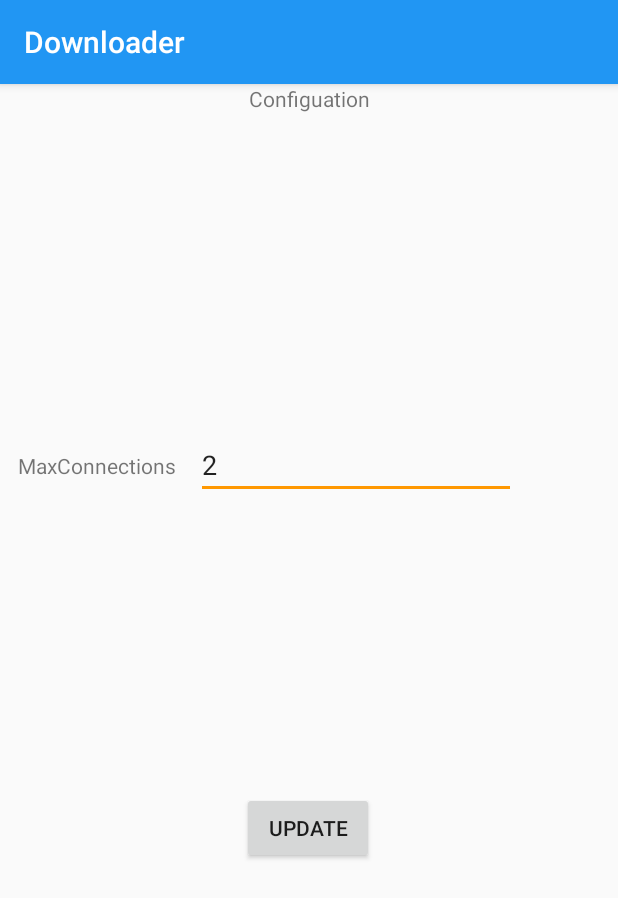
After one commit to shengxiaoyu/downloader, an Android app: the ConfigActivity screen opened directly, with no data from a screen before it, on a phone screen of 412 x 824 dp. The commit adds this screen. Shown: the top 898 px of the screen. Run offline under Robolectric (Android 15) with nearby library versions, the phone set to English and light mode, and no system bars.

Commit message:
最大连接数配置

```diff
--- /dev/null
+++ b/app/src/main/java/nju/software/downloader/page/config/ConfigActivity.java
@@ -0,0 +1,63 @@
+package nju.software.downloader.page.config;
+
+import androidx.appcompat.app.AppCompatActivity;
+
+import android.content.Intent;
+import android.os.Bundle;
+import android.text.TextUtils;
+import android.util.Log;
+import android.view.View;
+import android.widget.Button;
+import android.widget.EditText;
+import android.widget.Toast;
+
+import nju.software.downloader.R;
+import nju.software.downloader.util.Constant;
+
+public class ConfigActivity extends AppCompatActivity {
+    private EditText maxConnectionNumbersEt ;
+    private Button updateBt ;
+
+    public static final String EXTRA_REPLY =
+            "nju.software.config.REPLY";
+
+    private static String LOG_TAG = ConfigActivity.class.getSimpleName() ;
+    @Override
+    protected void onCreate(Bundle savedInstanceState) {
+        super.onCreate(savedInstanceState);
+        setContentView(R.layout.activity_config);
+        maxConnectionNumbersEt = findViewById(R.id.max_connections_number) ;
+        maxConnectionNumbersEt.setText(Constant.MAX_TASKS+"");
+        updateBt = findViewById(R.id.config_update_button) ;
+
+        updateBt.setOnClickListener(new View.OnClickListener() {
+            @Override
+            public void onClick(View view) {
+                Intent replyIntent = new Intent();
+                String input = maxConnectionNumbersEt.getText().toString();
+                if (TextUtils.isEmpty(input)) {
+                    setResult(RESULT_CANCELED, replyIntent);
+                    Toast.makeText(
+                            getApplicationContext(),
+                            R.string.empty_not_saved,
+                            Toast.LENGTH_LONG).show();
+                } else {
+                    int number = Integer.parseInt(input) ;
+                    if(number<1){
+                        Toast.makeText(
+                                getApplicationContext(),
+                                R.string.need_number,
+                                Toast.LENGTH_LONG).show();
+                    }else{
+                        replyIntent.putExtra(EXTRA_REPLY, number);
+                        setResult(RESULT_OK, replyIntent);
+                        Log.d(LOG_TAG,number+"") ;
+                        //这个activity结束，出栈
+                        finish();
+                    }
+
+                }
+            }
+        });
+    }
+}
--- a/app/src/main/java/nju/software/downloader/storage/repository/asyncTasks/DownloadTask.java
+++ b/app/src/main/java/nju/software/downloader/storage/repository/asyncTasks/DownloadTask.java
@@ -216,6 +216,7 @@ public class DownloadTask implements Runnable,Comparable<DownloadTask>{
             //下载完成进度条一定位100，也为了避免不知道下载总长度的情况
 //            taskInfo.setProgress(100);
             taskInfo.setFinished(true);
+            taskInfo.setSpeed("");
             taskListLiveData.updateValue(taskInfo);
 
             //更新数据库
--- a/app/src/main/java/nju/software/downloader/storage/repository/asyncTasks/GetAllAsync.java
+++ b/app/src/main/java/nju/software/downloader/storage/repository/asyncTasks/GetAllTask.java
@@ -11,10 +11,10 @@ import nju.software.downloader.model.TaskInfo;
 import nju.software.downloader.model.TaskListLiveData;
 import nju.software.downloader.storage.dao.TaskDao;
 
-public class GetAllAsync extends AsyncTask<Void,Void,List<TaskInfo> > {
+public class GetAllTask extends AsyncTask<Void,Void,List<TaskInfo> > {
     private TaskDao taskDao ;
     private TaskListLiveData taskListLiveData ;
-    public GetAllAsync(TaskDao taskDao, TaskListLiveData taskListLiveData){
+    public GetAllTask(TaskDao taskDao, TaskListLiveData taskListLiveData){
         this.taskDao = taskDao ;
         this.taskListLiveData = taskListLiveData ;
     }
--- a/app/src/main/java/nju/software/downloader/storage/room/TaskRoomDatabase.java
+++ b/app/src/main/java/nju/software/downloader/storage/room/TaskRoomDatabase.java
@@ -14,7 +14,7 @@ import nju.software.downloader.model.TaskInfo;
 import nju.software.downloader.storage.dao.TaskDao;
 
 //定义哪些entities属于此数据库
-@Database(entities = {TaskInfo.class},version = 3,exportSchema = false)
+@Database(entities = {TaskInfo.class},version = 4,exportSchema = false)
 public abstract class TaskRoomDatabase extends RoomDatabase {
 
     public abstract TaskDao taskDao() ;
--- a/app/src/main/java/nju/software/downloader/util/Constant.java
+++ b/app/src/main/java/nju/software/downloader/util/Constant.java
@@ -4,6 +4,8 @@ public class Constant {
 
     //增加下载任务 意图标识
     public static final int NEW_DOWNLADER_TASK_ACTIVITY_REQUEST_CODE = 1;
+
+    public static final int CONFIGUATION_INTENT_CODE = 2 ;
 
 //    public static String EXTERNAL_BASE_SAVE_PATH = "downloader" ;
 
@@ -12,7 +14,8 @@ public class Constant {
     public static final int PERMISSIONS_REQUEST_EXTERNAL_STORAGE = 1 ;
 
     //同时最大下载数
-    public static final int MAX_TASKS = 2 ;
+    public static volatile int MAX_TASKS = 2 ;
+    public static String MAX_TASKS_KEY = "number_of_max_tasks" ;
 
     public static final int TIMES_UPDATE_PROGRESS = 20 ;
 
--- /dev/null
+++ b/app/src/main/res/layout/activity_config.xml
@@ -0,0 +1,65 @@
+<?xml version="1.0" encoding="utf-8"?>
+<androidx.constraintlayout.widget.ConstraintLayout xmlns:android="http://schemas.android.com/apk/res/android"
+    xmlns:app="http://schemas.android.com/apk/res-auto"
+    xmlns:tools="http://schemas.android.com/tools"
+    android:layout_width="match_parent"
+    android:layout_height="match_parent"
+    tools:context=".page.config.ConfigActivity">
+
+    <TextView
+        android:id="@+id/configuation_title"
+        android:layout_width="wrap_content"
+        android:layout_height="0dp"
+        android:layout_marginStart="8dp"
+        android:layout_marginLeft="8dp"
+        android:layout_marginEnd="8dp"
+        android:layout_marginRight="8dp"
+        android:text="@string/configuation"
+        app:layout_constraintEnd_toEndOf="parent"
+        app:layout_constraintStart_toStartOf="parent"
+        app:layout_constraintTop_toTopOf="parent" />
+
+    <EditText
+        android:id="@+id/max_connections_number"
+        android:layout_width="wrap_content"
+        android:layout_height="wrap_content"
+        android:layout_marginEnd="68dp"
+        android:layout_marginRight="68dp"
+        android:layout_marginBottom="8dp"
+        android:ems="10"
+        android:inputType="numberSigned"
+        app:layout_constraintBottom_toTopOf="@+id/config_update_button"
+        app:layout_constraintEnd_toEndOf="parent"
+        app:layout_constraintTop_toBottomOf="@+id/configuation_title"
+        app:layout_constraintVertical_bias="0.531" />
+
+    <Button
+        android:id="@+id/config_update_button"
+        android:layout_width="wrap_content"
+        android:layout_height="wrap_content"
+        android:layout_marginStart="8dp"
+        android:layout_marginLeft="8dp"
+        android:layout_marginEnd="8dp"
+        android:layout_marginRight="8dp"
+        android:layout_marginBottom="248dp"
+        android:text="@string/update"
+        app:layout_constraintBottom_toBottomOf="parent"
+        app:layout_constraintEnd_toEndOf="parent"
+        app:layout_constraintHorizontal_bias="0.498"
+        app:layout_constraintStart_toStartOf="parent" />
+
+    <TextView
+        android:id="@+id/max_connection_label"
+        android:layout_width="wrap_content"
+        android:layout_height="wrap_content"
+        android:layout_marginStart="8dp"
+        android:layout_marginLeft="8dp"
+        android:layout_marginEnd="8dp"
+        android:layout_marginRight="8dp"
+        android:text="@string/max_connections_label"
+        app:layout_constraintBottom_toBottomOf="@+id/max_connections_number"
+        app:layout_constraintEnd_toStartOf="@+id/max_connections_number"
+        app:layout_constraintHorizontal_bias="0.452"
+        app:layout_constraintStart_toStartOf="parent"
+        app:layout_constraintTop_toTopOf="@+id/max_connections_number" />
+</androidx.constraintlayout.widget.ConstraintLayout>
--- a/app/src/main/res/layout/recyclerview_item.xml
+++ b/app/src/main/res/layout/recyclerview_item.xml
@@ -9,6 +9,7 @@
 
 
     <RelativeLayout
+        android:id="@+id/download_info"
         android:layout_width="match_parent"
         android:layout_height="wrap_content"
         android:orientation="horizontal"
--- /dev/null
+++ b/app/src/main/res/values/ids.xml
@@ -0,0 +1,3 @@
+<?xml version="1.0" encoding="utf-8"?>
+<resources>
+</resources>
--- a/app/src/main/res/values/strings.xml
+++ b/app/src/main/res/values/strings.xml
@@ -3,8 +3,12 @@
     <string name="action_settings">Settings</string>
     <string name="hint_word">Url...</string>
     <string name="button_save">DOWNLOAD</string>
-    <string name="empty_not_saved">URL is empty!</string>
+    <string name="empty_not_saved">Input is empty!</string>
     <string name="delete_selected">DeleteSelected</string>
     <string name="selected">To selected</string>
     <string name="placeholder">-</string>
+    <string name="configuation">Configuation</string>
+    <string name="update">Update</string>
+    <string name="max_connections_label">MaxConnections</string>
+    <string name="need_number">Please input a number(>1)</string>
 </resources>
```
Also changed, not shown: app/src/main/AndroidManifest.xml (+5 -2 lines), app/src/main/java/nju/software/downloader/page/addTask/AddTaskActivity.java (+8 -2 lines), app/src/main/java/nju/software/downloader/page/taskList/ItemClickSupport.java (added, +81 -0 lines), app/src/main/java/nju/software/downloader/page/taskList/MainActivity.java (+51 -5 lines), app/src/main/java/nju/software/downloader/page/taskList/OnDoubleClickListener.java (added, +47 -0 lines), app/src/main/java/nju/software/downloader/page/taskList/TaskListAdapter.java (+14 -15 lines), app/src/main/java/nju/software/downloader/page/taskList/TaskViewModel.java (+7 -3 lines), app/src/main/java/nju/software/downloader/storage/repository/TaskRepository.java (+12 -6 lines), app/src/main/java/nju/software/downloader/storage/repository/asyncTasks/ResumeTask.java (deleted, +0 -27 lines), app/src/main/res/menu/menu_main.xml (+6 -1 lines).
